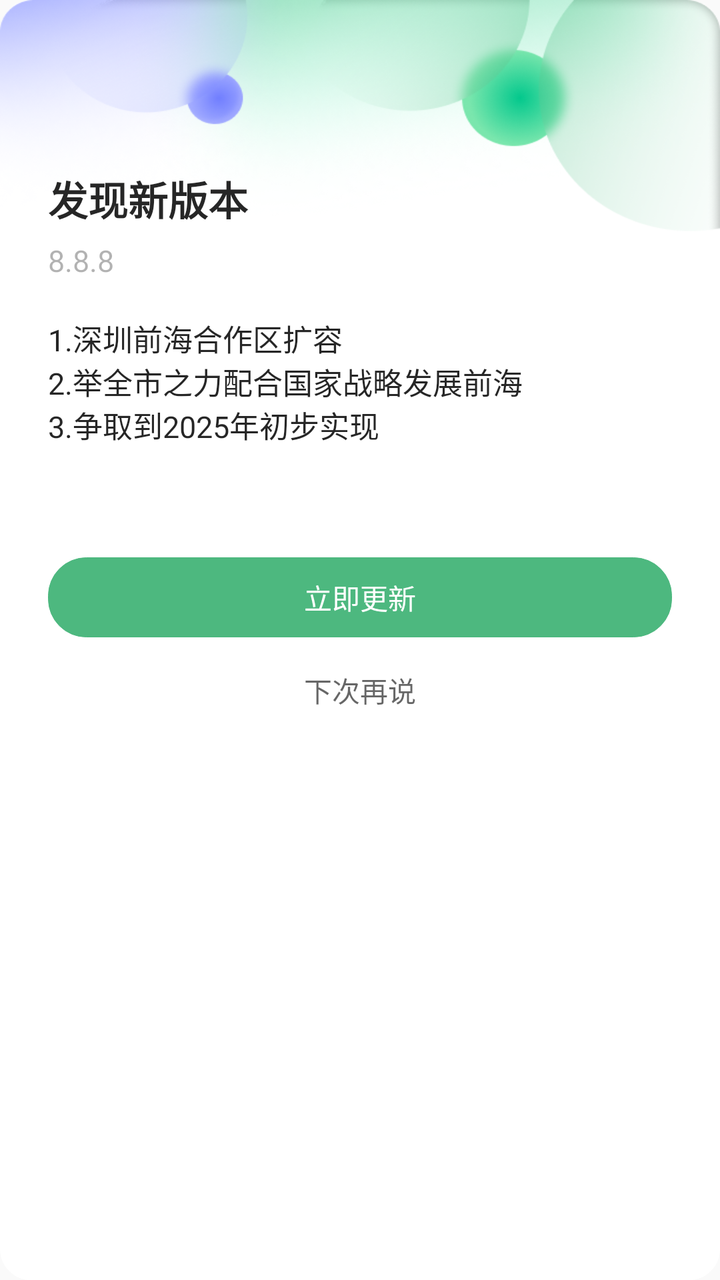
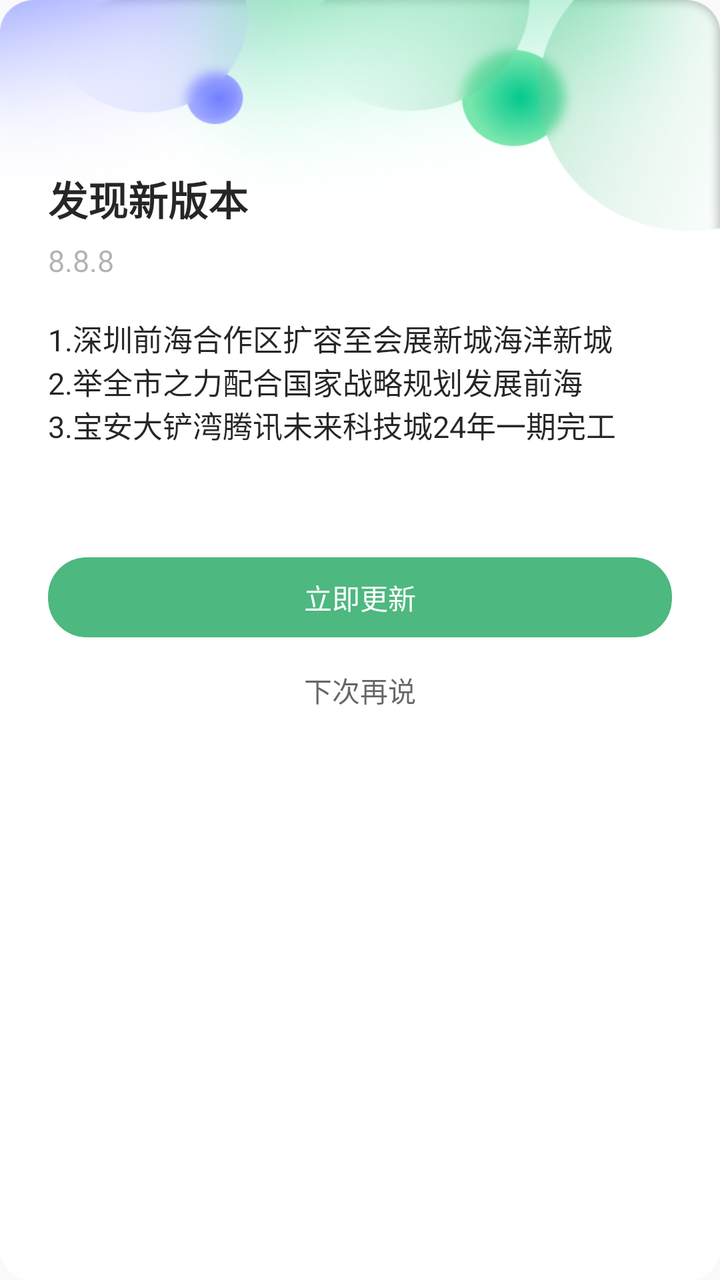

An Android layout rendered at two revisions. The XML below is the earlier revision; the diff shows what the commit changed to produce the second picture.
<!-- AndroidManifest.xml: application theme AppTheme -->
<!-- res/layout/update_app_alert.xml -->
<?xml version="1.0" encoding="utf-8"?>
<LinearLayout xmlns:android="http://schemas.android.com/apk/res/android"
    android:layout_width="match_parent"
    android:layout_height="wrap_content"
    xmlns:tools="http://schemas.android.com/tools"
    xmlns:custom="http://schemas.android.com/apk/res-auto"
    android:background="@drawable/bg_round_white"

    android:layout_margin="16dp"


    android:orientation="vertical">

    <TextView
        android:id="@+id/title"
        android:layout_width="match_parent"
        android:layout_height="wrap_content"
        android:background="@drawable/update_app_bg"
        android:gravity="left|bottom"
        android:paddingLeft="24dp"
        android:paddingBottom="6dp"
        android:text="发现新版本"
        android:textColor="#D9000000"
        android:textSize="20sp"
        android:textStyle="bold" />


    <LinearLayout
        android:layout_width="match_parent"
        android:layout_height="wrap_content"
        android:orientation="vertical"
        android:paddingLeft="24dp"
        android:paddingRight="24dp">

        <TextView
            android:id="@+id/version"
            android:layout_width="match_parent"
            android:layout_height="wrap_content"
            android:text="8.8.8"
            android:textColor="#4D000000"
            android:textSize="15sp" />

        <TextView
            android:id="@+id/content"
            android:layout_width="match_parent"
            android:layout_height="wrap_content"
            android:layout_marginTop="18dp"
            android:textColor="#D9000000"
            android:maxLines="8"
            android:text="1.深圳前海合作区扩容\n2.举全市之力配合国家战略发展前海\n3.争取到2025年初步实现"
            android:textSize="15sp" />


        <com.daimajia.numberprogressbar.NumberProgressBar
            android:id="@+id/tips_progress"
            android:layout_width="wrap_content"
            android:layout_height="wrap_content"
            android:layout_gravity="center"
            android:visibility="invisible"
            custom:progress_current="0"
            custom:progress_max="100"
            custom:progress_reached_bar_height="4dp"
            custom:progress_reached_color="#3498DB"
            custom:progress_text_color="#3498DB"
            custom:progress_text_offset="2dp"
            custom:progress_text_size="15sp"
            android:layout_marginTop="10dp"
            custom:progress_unreached_bar_height="4dp"
            custom:progress_unreached_color="@android:color/holo_green_dark" />


        <TextView
            android:id="@+id/btn_confirm"
            android:layout_width="match_parent"
            android:layout_height="40dp"
            android:layout_marginTop="10dp"
            android:background="@drawable/shape_btn_green_bg"
            android:gravity="center"
            android:padding="6dp"
            android:text="立即更新"
            android:textColor="@android:color/white"
            android:textSize="14sp" />

        <TextView
            android:id="@+id/btn_close"
            android:layout_width="wrap_content"
            android:layout_height="wrap_content"
            android:layout_gravity="center_horizontal"
            android:paddingTop="16dp"
            android:text="下次再说"
            android:textColor="#99000000"
            android:layout_marginBottom="24dp"
            android:textSize="14sp" />


    </LinearLayout>

</LinearLayout>
<!-- resources referenced by this layout -->
<resources>
  <!-- drawable bg_round_white (drawable) -->
  <?xml version="1.0" encoding="utf-8"?>
  <shape xmlns:android="http://schemas.android.com/apk/res/android">
      <stroke android:color="@android:color/white"  android:width="1dp"/>
      <solid android:color="@android:color/white" />
      <corners android:radius="15dp" />
  </shape>
  <!-- drawable shape_btn_green_bg (drawable) -->
  <?xml version="1.0" encoding="utf-8"?>
  <shape xmlns:android="http://schemas.android.com/apk/res/android">
  
      <corners android:radius="19dp" />    
  
      <solid android:color="#4DB87F" />   
  
      <stroke
          android:width="1px"
          android:color="#4DB87F" />      
  
  </shape>
  <!-- drawable update_app_bg: png bitmap (drawable-xhdpi, 172933 bytes) -->
  <style name="AppTheme" parent="Theme.AppCompat.Light.DarkActionBar">
          
          <item name="colorPrimary">@color/colorPrimary</item>
          <item name="colorPrimaryDark">@color/colorPrimaryDark</item>
          <item name="colorAccent">@color/colorAccent</item>
      </style>
  <color name="colorPrimary">#008577</color>
  <color name="colorPrimaryDark">#00574B</color>
  <color name="colorAccent">#D81B60</color>
</resources>

<!-- the commit's change to res/layout/update_app_alert.xml (unified diff, before → after) -->
@@ -47,7 +47,7 @@
             android:layout_marginTop="18dp"
             android:textColor="#D9000000"
             android:maxLines="8"
-            android:text="1.深圳前海合作区扩容\n2.举全市之力配合国家战略发展前海\n3.争取到2025年初步实现"
+            android:text="1.深圳前海合作区扩容至会展新城海洋新城\n2.举全市之力配合国家战略规划发展前海\n3.宝安大铲湾腾讯未来科技城24年一期完工"
             android:textSize="15sp" />
 
 
